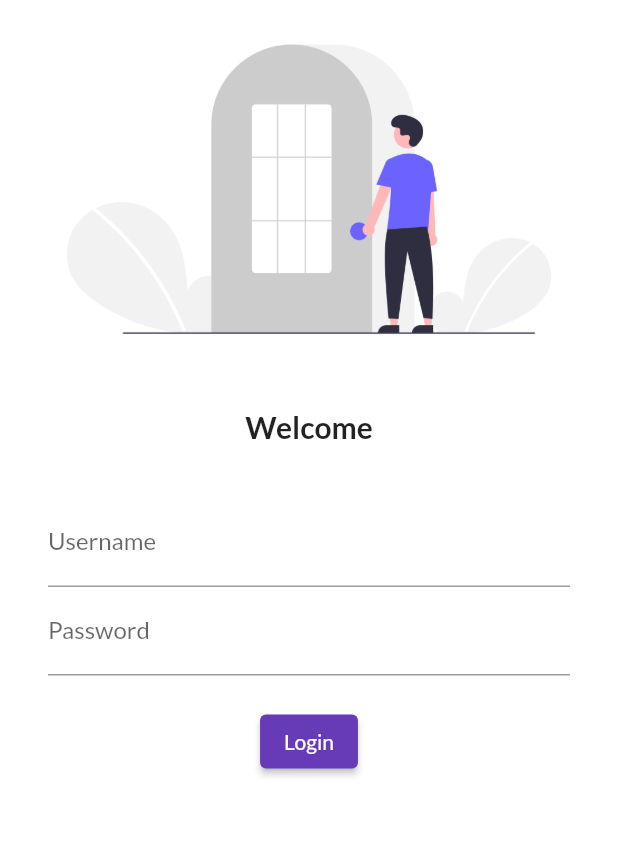
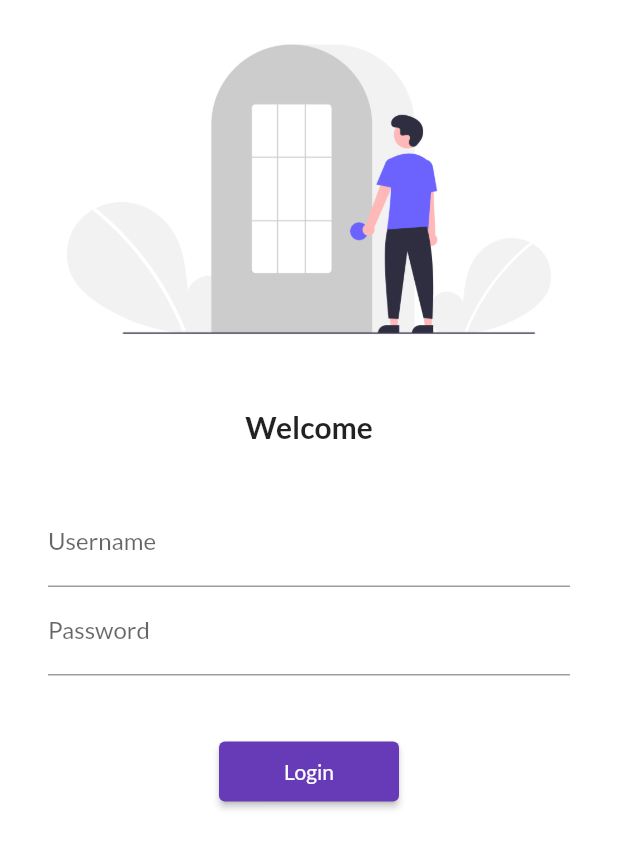
Before and after one commit to jay2607-cmd/flutterByCodepur, a Flutter app: the screen it shows after launch, on a phone screen of 412 x 824 dp. Shown: the top 849 px of the screen. Run offline on Flutter 3.47's test engine with Material 2 defaults, Android fonts, the phone set to English and light mode, and no system bars; our stand-ins replace google_fonts.

Commit message:
day 5 completed

```diff
--- a/lib/main.dart
+++ b/lib/main.dart
@@ -3,6 +3,7 @@
 import 'package:flutter/material.dart';
 import 'package:google_fonts/google_fonts.dart';
 import 'package:practice/pages/login_page.dart';
+import 'package:practice/pages/utils/routes.dart';
 import 'pages/home_page.dart';
 
 void main() {
@@ -26,8 +27,8 @@ class MyApp extends StatelessWidget {
     initialRoute:"/login",
     routes: {
       "/" :(context) => LoginPage(),
-      "/home" : (context) => Home(),
-      "/login" : (context) => LoginPage()
+      MyRoute.homeRoute : (context) => Home(),
+      MyRoute.loginRoute : (context) => LoginPage()
     },
 
     );
--- a/lib/pages/login_page.dart
+++ b/lib/pages/login_page.dart
@@ -1,4 +1,5 @@
 import 'package:flutter/material.dart';
+import 'package:practice/pages/utils/routes.dart';
 
 class LoginPage extends StatelessWidget {
   const LoginPage({Key? key}) : super(key: key);
@@ -7,11 +8,14 @@ class LoginPage extends StatelessWidget {
   Widget build(BuildContext context) {
     return Material(
       color: Colors.white,
+
+        child: SingleChildScrollView(
           child: Column(
             children: [
               Image.asset(
                 "assets/images/login.png",
                 fit: BoxFit.cover,
+
               ),
               const SizedBox(
                 height: 20.0,
@@ -41,17 +45,21 @@ class LoginPage extends StatelessWidget {
                       ),
                     ),
                     const SizedBox(
-                  height: 20,
+                      height: 40,
                     ),
                     ElevatedButton(onPressed: () {
-                  print("button pressed");
+                      Navigator.pushNamed(context,MyRoute.homeRoute);
                     },
-                 child: Text("Login"))
+                     child: Text("Login"),
+                     style: TextButton.styleFrom(minimumSize: Size(120,40)),
+                     )
                   ],
                 ),
               )
             ],
           ),
+        ),
       );
+
   }
 }
--- /dev/null
+++ b/lib/pages/utils/routes.dart
@@ -0,0 +1,5 @@
+class MyRoute{
+  static String loginRoute = "/login";
+  static String homeRoute = "home";
+
+}
```
Lines whose indentation alone changed are shown as unchanged.
